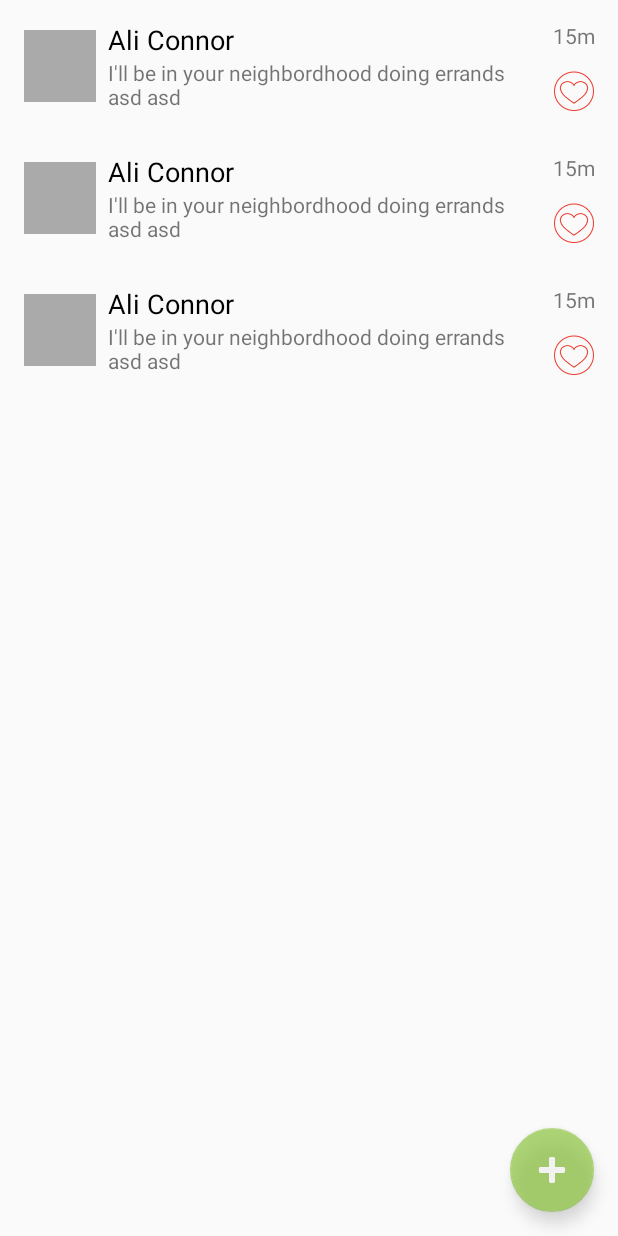
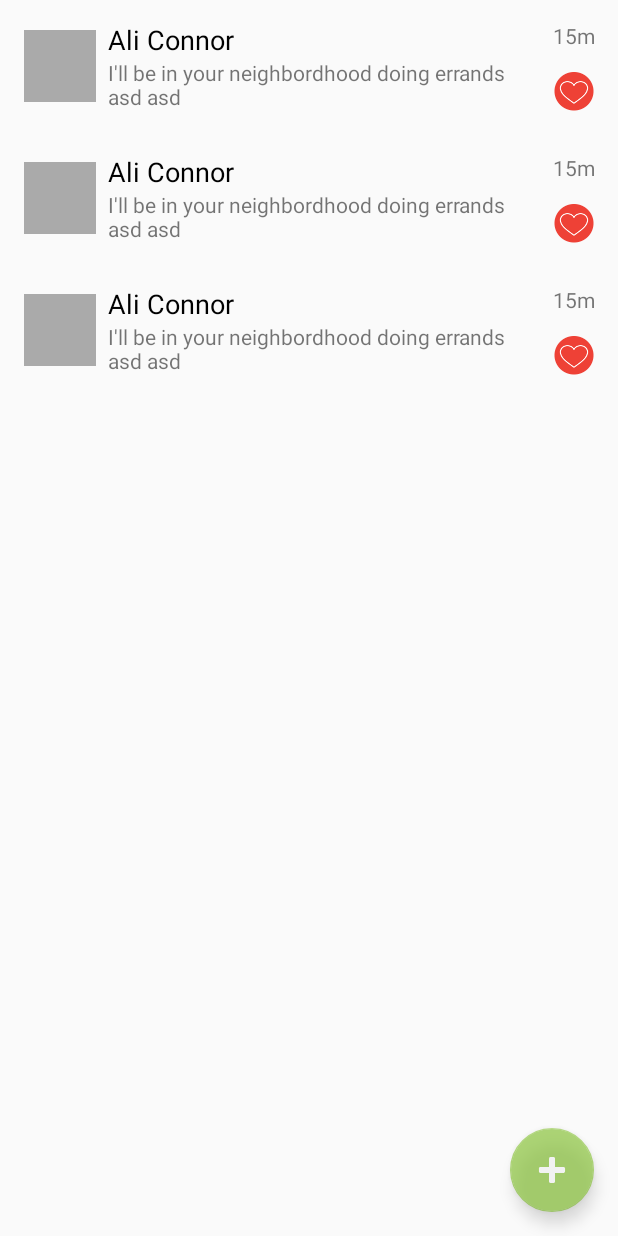
Before and after one commit to wolox-training/lv-android, an Android app: the layout fragment_news.xml on its own in the app's theme, with its tools: preview values and no code run, on a phone screen of 412 x 824 dp. Run offline under Robolectric (Android 15) with nearby library versions, the phone set to English and light mode, and no system bars.

Commit message:
fixed hardcoded values on layouts, changed liked imageview to use selector

```diff
--- /dev/null
+++ b/WoloxAndroidBootstrap/app/src/main/res/drawable/selector_liked_image.xml
@@ -0,0 +1,7 @@
+<?xml version="1.0" encoding="utf-8"?>
+<selector xmlns:android="http://schemas.android.com/apk/res/android">
+    <item android:drawable="@drawable/ic_like_off"
+        android:state_enabled="false"/>
+    <item android:drawable="@drawable/ic_like_on"
+        android:state_enabled="true"/>
+</selector>
--- a/WoloxAndroidBootstrap/app/src/main/res/layout/fragment_add_new.xml
+++ b/WoloxAndroidBootstrap/app/src/main/res/layout/fragment_add_new.xml
@@ -29,7 +29,7 @@
         <EditText
             android:id="@+id/titleInput"
             android:layout_width="match_parent"
-            android:layout_height="56dp"
+            android:layout_height="@dimen/edit_text_height_medium"
             android:layout_marginLeft="@dimen/spacing_large"
             android:layout_marginRight="@dimen/spacing_large"
             android:gravity="left|center"
@@ -43,7 +43,7 @@
         <EditText
             android:id="@+id/descriptionInput"
             android:layout_width="match_parent"
-            android:layout_height="56dp"
+            android:layout_height="@dimen/edit_text_height_medium"
             android:layout_marginLeft="@dimen/spacing_large"
             android:layout_marginRight="@dimen/spacing_large"
             android:gravity="left|center"
--- a/WoloxAndroidBootstrap/app/src/main/res/layout/fragment_home.xml
+++ b/WoloxAndroidBootstrap/app/src/main/res/layout/fragment_home.xml
@@ -15,7 +15,7 @@
             app:layout_constraintTop_toTopOf="parent"
             app:layout_constraintStart_toStartOf="parent"
             app:layout_constraintEnd_toEndOf="parent"
-            app:title="Wolox"
+            app:title="@string/fragment_home_toolbar_title"
             app:navigationIcon="@drawable/wolox_logo"
             android:paddingLeft="@dimen/spacing_large"
             android:paddingRight="@dimen/spacing_large"/>
@@ -23,7 +23,7 @@
         <com.google.android.material.tabs.TabLayout
             android:id="@+id/tabLayout"
             android:layout_width="0dp"
-            android:layout_height="48dp"
+            android:layout_height="@dimen/tab_view_height_medium"
             app:layout_constraintTop_toBottomOf="@id/toolbar"
             app:layout_constraintStart_toStartOf="parent"
             app:layout_constraintEnd_toEndOf="parent"
--- a/WoloxAndroidBootstrap/app/src/main/res/layout/fragment_news.xml
+++ b/WoloxAndroidBootstrap/app/src/main/res/layout/fragment_news.xml
@@ -45,7 +45,7 @@
             android:src="@android:drawable/ic_input_add"
             app:tint="@android:color/white"
             android:alpha="0.7"
-            app:maxImageSize="32dp"
+            app:maxImageSize="@dimen/fab_max_image_size"
             android:contentDescription="@string/fragment_news_add_new" />
 
     </androidx.constraintlayout.widget.ConstraintLayout>
--- a/WoloxAndroidBootstrap/app/src/main/res/layout/item_new.xml
+++ b/WoloxAndroidBootstrap/app/src/main/res/layout/item_new.xml
@@ -9,8 +9,8 @@
 
         <ImageView
             android:id="@+id/newImage"
-            android:layout_width="48dp"
-            android:layout_height="48dp"
+            android:layout_width="@dimen/image_square_small"
+            android:layout_height="@dimen/image_square_small"
             android:layout_marginLeft="@dimen/spacing_large"
             app:layout_constraintBottom_toBottomOf="parent"
             app:layout_constraintStart_toStartOf="parent"
@@ -44,7 +44,7 @@
             app:layout_constraintEnd_toEndOf="parent"
             app:layout_constraintStart_toStartOf="parent"
             app:layout_constraintTop_toTopOf="parent"
-            android:textSize="18sp"
+            android:textSize="@dimen/font_large"
             tools:text="Ali Connor"
             app:layout_constraintVertical_chainStyle="packed"/>
 
@@ -68,7 +68,7 @@
             android:layout_width="wrap_content"
             android:layout_height="wrap_content"
             android:layout_marginRight="@dimen/spacing_large"
-            tools:src="@drawable/ic_like_off"
+            android:src="@drawable/selector_liked_image"
             app:layout_constraintBottom_toBottomOf="parent"
             app:layout_constraintEnd_toEndOf="parent"
             app:layout_constraintTop_toBottomOf="@id/timeText"
--- a/WoloxAndroidBootstrap/app/src/main/res/values/dimens.xml
+++ b/WoloxAndroidBootstrap/app/src/main/res/values/dimens.xml
@@ -48,6 +48,13 @@
 
     <!-- Add your custom dimens here -->
 
+    <dimen name="image_square_small">48dp</dimen>
+    <dimen name="image_square_medium">72dp</dimen>
+
     <dimen name="row_height">88dp</dimen>
+    <dimen name="edit_text_height_medium">56dp</dimen>
+    <dimen name="tab_view_height_medium">48dp</dimen>
+    <dimen name="fab_max_image_size">32dp</dimen>
+
 
 </resources>
--- a/WoloxAndroidBootstrap/app/src/main/res/values/strings.xml
+++ b/WoloxAndroidBootstrap/app/src/main/res/values/strings.xml
@@ -33,5 +33,6 @@
     <string name="fragment_news_add_new">add_new</string>
     <string name="fragment_add_new_title">Title</string>
     <string name="fragment_add_new_description">Add a description</string>
+    <string name="fragment_home_toolbar_title">Wolox</string>
 
 </resources>
```
Also changed, not shown: WoloxAndroidBootstrap/app/src/main/java/ar/com/wolox/android/example/ui/home/news/list/adapter/NewsAdapter.kt (+1 -7 lines), WoloxAndroidBootstrap/app/src/main/res/layout/fragment_profile.xml (+5 -5 lines).
